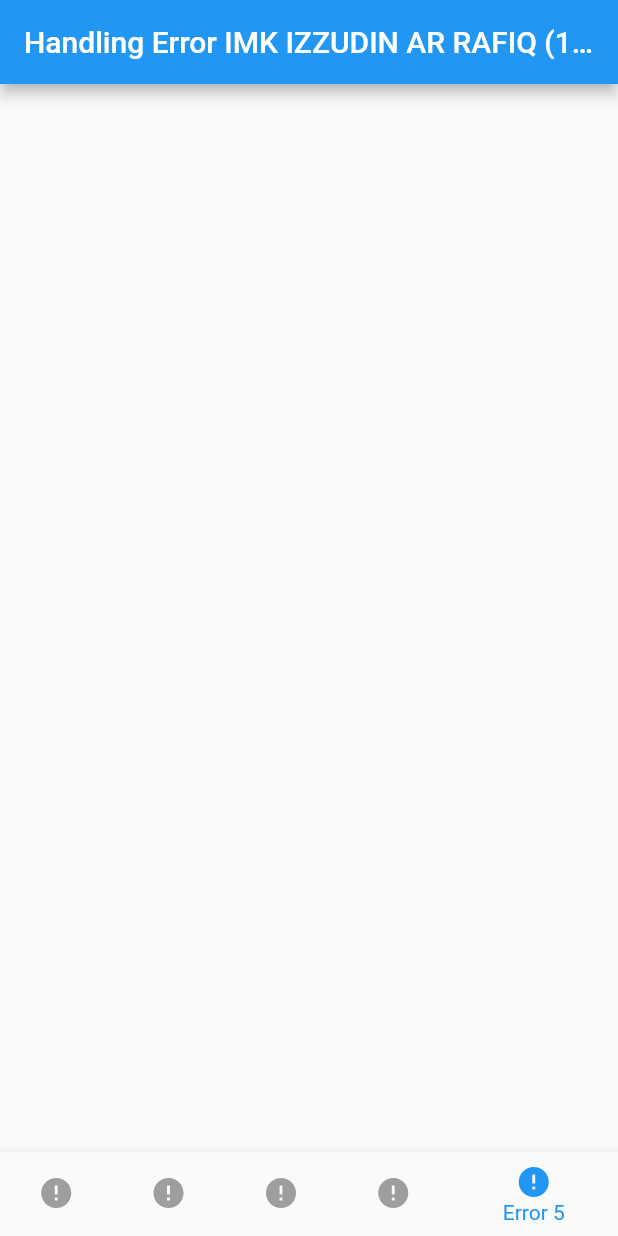
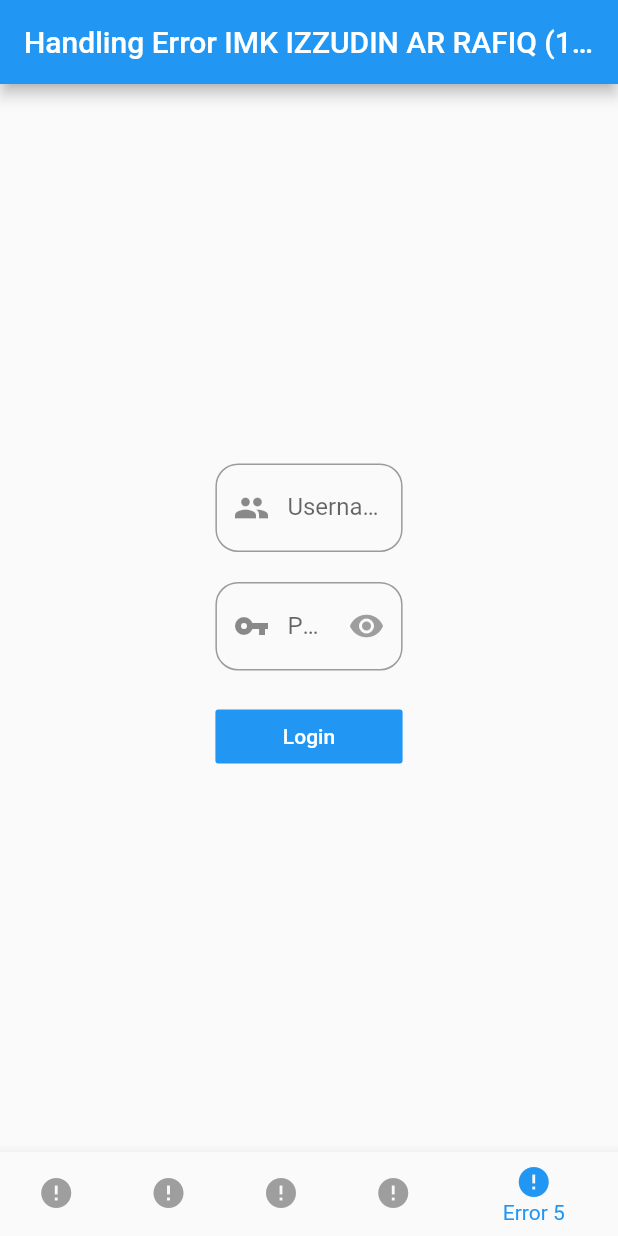
Before and after one commit to izzudin26/IMK-Handling_error, a Flutter app: the screen it shows after launch, item 5 of the bottom bar chosen, on a phone screen of 412 x 824 dp. Run offline on Flutter 3.47's test engine with Material 2 defaults, Android fonts, the phone set to English and light mode, and no system bars.

Commit message:
add handling error 5

```diff
--- a/lib/view/Handlingerror5.dart
+++ b/lib/view/Handlingerror5.dart
@@ -1,4 +1,10 @@
 import 'package:flutter/material.dart';
+
+class User {
+  String username;
+  String password;
+  User({this.username, this.password});
+}
 
 class HandlingError5 extends StatefulWidget {
   @override
@@ -6,10 +12,114 @@ class HandlingError5 extends StatefulWidget {
 }
 
 class _HandlingError5State extends State<HandlingError5> {
+  List<User> users = [
+    User(username: "admin", password: "admin"),
+    User(username: "user", password: "user")
+  ];
+
+  TextEditingController username = new TextEditingController();
+  TextEditingController password = new TextEditingController();
+  bool isShowPassword = false;
+  final globalForm = GlobalKey<FormState>();
+
+  String usernameValidator(String value) {
+    if (value == null || value == "") {
+      return "Mohon mengisi username";
+    }
+    return null;
+  }
+
+  String passwordValidator(String value) {
+    if (value == "" || value == null) {
+      return "Mohon mengisi password";
+    }
+    return null;
+  }
+
+  void showsnackbar(String message) {
+    final snackbar = SnackBar(
+      duration: Duration(seconds: 2),
+      content: Text(message),
+    );
+    Scaffold.of(context).showSnackBar(snackbar);
+  }
+
+  void loginValidator() {
+    print("hit login");
+    List<User> filterUser = users.where(
+        (e) => e.username == username.text && e.password == password.text).toList();
+    if (filterUser.length != 0) {
+      showsnackbar("Sukses Login menggunakan ${filterUser[0].username}");
+    }else{
+      showsnackbar("Username dan Password tidak terdaftar");
+    }
+  }
+
   @override
   Widget build(BuildContext context) {
-    return Container(
-
+    return Center(
+      child: Container(
+        padding: EdgeInsets.all(20),
+        width: MediaQuery.of(context).size.width * .4,
+        child: Form(
+          key: globalForm,
+          child: Column(
+            mainAxisAlignment: MainAxisAlignment.center,
+            children: [
+              TextFormField(
+                validator: usernameValidator,
+                controller: username,
+                decoration: InputDecoration(
+                    prefixIcon: Icon(Icons.people),
+                    labelText: "Username",
+                    border: OutlineInputBorder(
+                        borderRadius: BorderRadius.circular(15))),
+              ),
+              Padding(
+                padding: const EdgeInsets.only(top: 20),
+                child: TextFormField(
+                  validator: passwordValidator,
+                  controller: password,
+                  obscureText: !isShowPassword,
+                  decoration: InputDecoration(
+                      prefixIcon: Icon(Icons.vpn_key),
+                      labelText: "Password",
+                      border: OutlineInputBorder(
+                          borderRadius: BorderRadius.circular(15)),
+                      suffixIcon: IconButton(
+                        color: isShowPassword ? Colors.blue : Colors.grey,
+                        icon: Icon(Icons.remove_red_eye),
+                        onPressed: () {
+                          setState(() {
+                            isShowPassword = !isShowPassword;
+                          });
+                        },
+                      )),
+                ),
+              ),
+              Padding(
+                padding: EdgeInsets.only(top: 20),
+                child: SizedBox(
+                  width: double.infinity,
+                  child: FlatButton(
+                    color: Colors.blue,
+                    child: Text(
+                      "Login",
+                      style: TextStyle(color: Colors.white),
+                    ),
+                    onPressed: () {
+                      if (globalForm.currentState.validate()) {
+                        print("oke");
+                        loginValidator();
+                      }
+                    },
+                  ),
+                ),
+              )
+            ],
+          ),
+        ),
+      ),
     );
   }
 }
```
